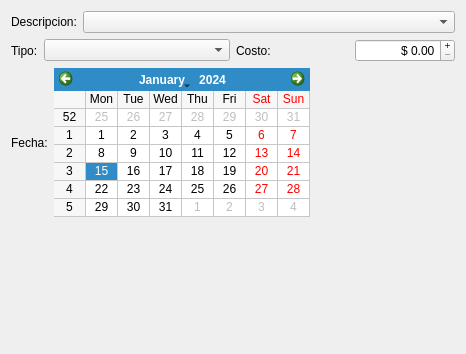
chungote/gestotux, file trunk/plugins/gastos/FormAgregarGastoBase.ui: the form before one commit.
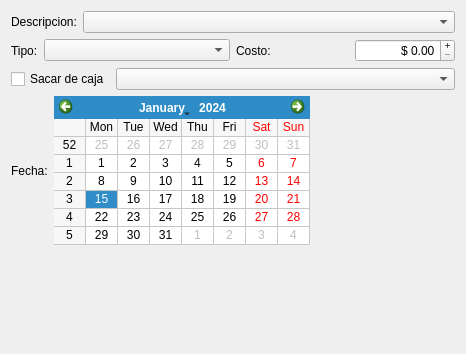
The form after the commit.

Commit message: Mejorado menu de caja - Agregadas acciones necesarias segurn diseño previo. Agregado formulario de cierre de caja. Agregados metodos para agregar operación de caja. Agregada posibilidad de pagar un gasto con plata de caja.

```diff
--- a/trunk/plugins/gastos/FormAgregarGastoBase.ui
+++ b/trunk/plugins/gastos/FormAgregarGastoBase.ui
@@ -12,9 +12,9 @@
   <property name="windowTitle" >
    <string>Form</string>
   </property>
-  <layout class="QVBoxLayout" >
+  <layout class="QVBoxLayout" name="verticalLayout">
    <item>
-    <layout class="QHBoxLayout" >
+    <layout class="QHBoxLayout">
      <item>
       <widget class="QLabel" name="label_3" >
        <property name="text" >
@@ -35,9 +35,9 @@
     </layout>
    </item>
    <item>
-    <layout class="QHBoxLayout" >
+    <layout class="QHBoxLayout">
      <item>
-      <layout class="QHBoxLayout" >
+      <layout class="QHBoxLayout">
        <item>
         <widget class="QLabel" name="label_2" >
          <property name="text" >
@@ -58,7 +58,7 @@
       </layout>
      </item>
      <item>
-      <layout class="QHBoxLayout" >
+      <layout class="QHBoxLayout">
        <item>
         <widget class="QLabel" name="label_4" >
          <property name="text" >
@@ -102,17 +102,38 @@
     </layout>
    </item>
    <item>
-    <layout class="QHBoxLayout" >
+    <layout class="QHBoxLayout" name="horizontalLayout">
      <item>
-      <widget class="QLabel" name="label_5" >
-       <property name="text" >
+      <widget class="QCheckBox" name="CkBSacarCaja">
+       <property name="text">
+        <string>Sacar de caja</string>
+       </property>
+      </widget>
+     </item>
+     <item>
+      <widget class="QComboBox" name="CBCajas">
+       <property name="sizePolicy">
+        <sizepolicy hsizetype="MinimumExpanding" vsizetype="Fixed">
+         <horstretch>0</horstretch>
+         <verstretch>0</verstretch>
+        </sizepolicy>
+       </property>
+      </widget>
+     </item>
+    </layout>
+   </item>
+   <item>
+    <layout class="QHBoxLayout">
+     <item>
+      <widget class="QLabel" name="label_5">
+       <property name="text">
         <string>Fecha:</string>
        </property>
       </widget>
      </item>
      <item>
-      <widget class="QCalendarWidget" name="CWFecha" >
-       <property name="contextMenuPolicy" >
+      <widget class="QCalendarWidget" name="CWFecha">
+       <property name="contextMenuPolicy">
         <enum>Qt::PreventContextMenu</enum>
        </property>
        <property name="gridVisible" >
@@ -121,8 +142,8 @@
       </widget>
      </item>
      <item>
-      <spacer name="horizontalSpacer" >
-       <property name="orientation" >
+      <spacer name="horizontalSpacer">
+       <property name="orientation">
         <enum>Qt::Horizontal</enum>
        </property>
        <property name="sizeHint" stdset="0" >
@@ -136,8 +157,8 @@
     </layout>
    </item>
    <item>
-    <spacer name="verticalSpacer" >
-     <property name="orientation" >
+    <spacer name="verticalSpacer">
+     <property name="orientation">
       <enum>Qt::Vertical</enum>
      </property>
      <property name="sizeHint" stdset="0" >
```
Left out of the diff: 76 changed lines with no effect on the pictures. The commit also changes 10 other files.
